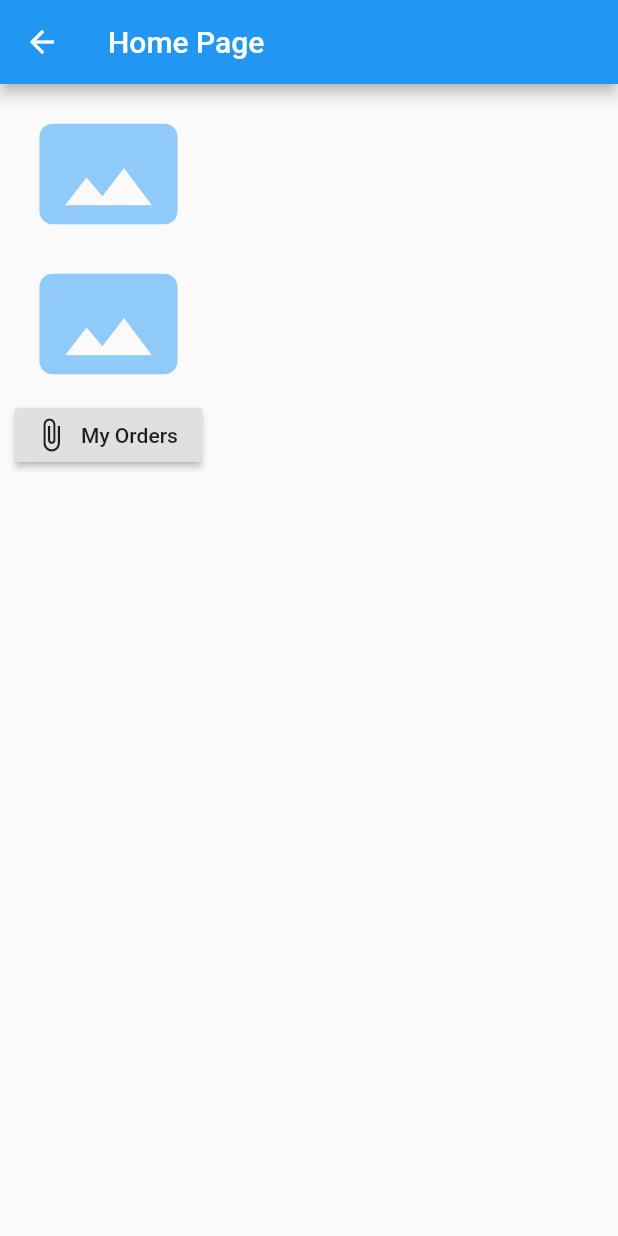
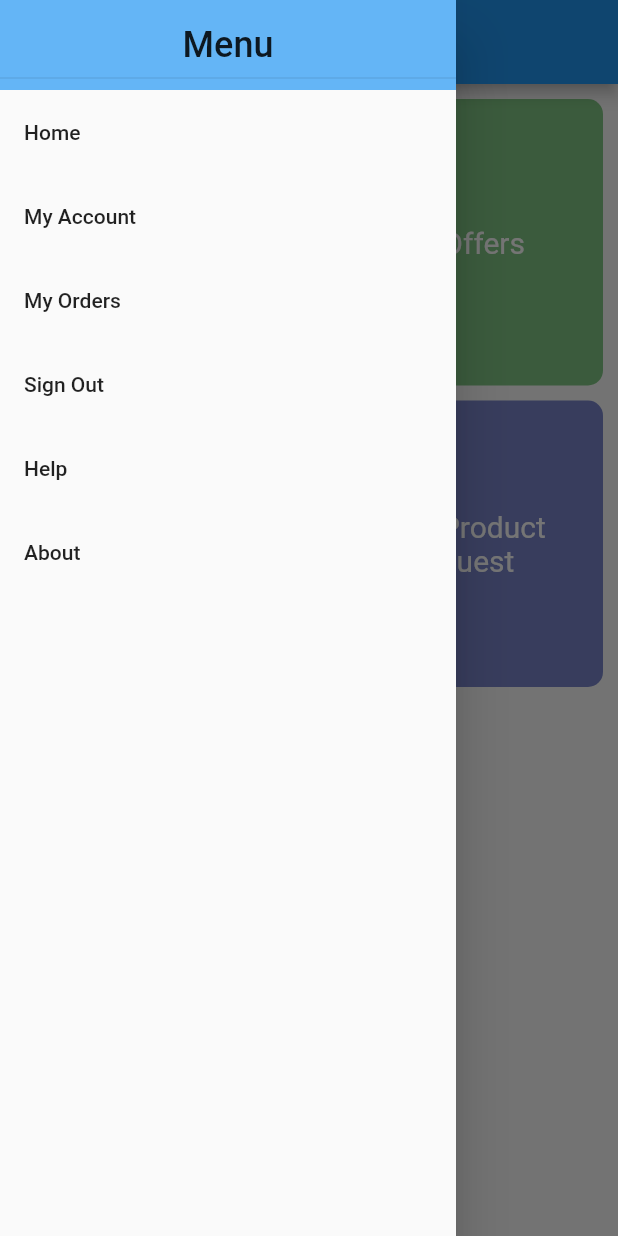
Before and after one commit to sameerss143/negoc8r_vendor, a Flutter app: the MyHomePage screen opened by its route, with the side drawer open (before the commit the screen has no drawer), on a phone screen of 412 x 824 dp. Run offline on Flutter 3.47's test engine with Material 2 defaults, Android fonts, the phone set to English and light mode, and no system bars; our stand-ins replace carousel_slider, cloud_firestore, firebase_auth, firebase_core, google_sign_in; accounts and stored records are empty.

Commit message:
added new UI pages
Pages added:
product catalog, product list, product page
New product request page/form
Inventory page
Modified home page

```diff
--- /dev/null
+++ b/lib/MyWidgets/AppDrawer.dart
@@ -0,0 +1,92 @@
+import 'package:flutter/material.dart';
+//import 'package:negoc8r_customer/Pages/Customer/AccountHome.dart';
+
+class AppDrawer extends StatelessWidget {
+  const AppDrawer({Key key}) : super(key: key);
+
+  @override
+  Widget build(BuildContext context) {
+    return Drawer(
+      child: ListView(
+        //padding: EdgeInsets.zero,
+        children: <Widget>[
+          Container(
+            color: Colors.blue[300],
+            height: 60.0,
+            child: DrawerHeader(
+              //padding: EdgeInsets.fromLTRB(10, 10, 2, 2),
+              //margin: EdgeInsets.fromLTRB(0, 0, 0, 0), //, top, right, bottom),
+              child: Text(
+                'Menu',
+                textAlign: TextAlign.center,
+                style: TextStyle(
+                  fontSize: 24.0,
+                ),
+              ),
+              //child: BackButton(),
+            ),
+          ),
+
+          //add Greeting, user first name, user thumbnail
+          ListTile(
+            title: Text('Home'),
+            onTap: () {
+              //open my account and close drawer
+              //Navigator.pop(context);
+              Navigator.popUntil(context, ModalRoute.withName('/'));
+              Navigator.pushNamed(context, '/myhomepage');
+/*               Navigator.push(
+                context,
+                MaterialPageRoute(
+                  builder: (context) => HomePage(),
+                ),
+              ); */
+            },
+          ),
+          ListTile(
+              title: Text('My Account'),
+              onTap: () {
+                //   Navigator.pop(context);
+                //   //open my account and close drawer
+                //   Navigator.push(
+                //     context,
+                //     MaterialPageRoute(
+                //       builder: (context) => CustomerAccountHome(),
+                //     ),
+                //   );
+              }),
+          ListTile(
+            title: Text('My Orders'),
+            onTap: () {
+              //open my orders
+              Navigator.pop(context);
+              Navigator.pushNamed(context, '/orderpage');
+            },
+          ),
+          ListTile(
+            title: Text('Sign Out'),
+            onTap: () {
+              //sign out of the app
+              Navigator.pop(context);
+              //signOutUser();
+            },
+          ),
+          ListTile(
+            title: Text('Help'),
+            onTap: () {
+              //open help page
+              Navigator.pop(context);
+            },
+          ),
+          ListTile(
+            title: Text('About'),
+            onTap: () {
+              //open About page
+              Navigator.pop(context);
+            },
+          )
+        ],
+      ),
+    );
+  }
+}
--- a/lib/Pages/HomePage.dart
+++ b/lib/Pages/HomePage.dart
@@ -1,4 +1,5 @@
 import 'package:flutter/material.dart';
+import 'package:negoc8r_vendor/MyWidgets/AppDrawer.dart';
 
 class MyHomePage extends StatefulWidget {
   MyHomePage({Key key}) : super(key: key);
@@ -11,26 +12,91 @@ class _MyHomePageState extends State<MyHomePage> {
   Widget build(BuildContext context) {
     return new Scaffold(
       appBar: new AppBar(
-        title: new Text('Home Page'),
+        title: new Text('NegoC8r Vendor App'),
       ),
-      body: new SingleChildScrollView(
-        scrollDirection: Axis.vertical,
-        padding: const EdgeInsets.all(10.0),
-        child: new Column(
-          mainAxisAlignment: MainAxisAlignment.spaceEvenly,
-          crossAxisAlignment: CrossAxisAlignment.center,
-          children: <Widget>[
-            new Icon(Icons.panorama, color: Colors.blue[200], size: 100.0),
-            new Icon(Icons.panorama, color: Colors.blue[200], size: 100.0),
-            RaisedButton.icon(
-              onPressed: () {
-                Navigator.pushNamed(context, '/myorderpage');
-              },
-              icon: Icon(Icons.attach_file),
-              label: Text('My Orders'),
+      drawer: AppDrawer(),
+      //add app drawer
+      //drawer: build(context),
+      body: new GridView.count(
+        padding: EdgeInsets.all(10.0),
+        crossAxisCount: 2,
+        crossAxisSpacing: 10.0,
+        mainAxisSpacing: 10.0,
+        children: <Widget>[
+          new InkWell(
+            onTap: () => Navigator.pushNamed(context, '/myorderpage'),
+            child: new Container(
+              decoration: new BoxDecoration(
+                color: Colors.blue[400],
+                borderRadius: BorderRadius.all(new Radius.circular(10.0)),
+              ),
+              alignment: Alignment(0, 0),
+              child: Text(
+                'My Orders',
+                style: TextStyle(
+                  fontSize: 20.0,
+                  color: Colors.white,
+                ),
+              ),
+              //color: Colors.blue[400],
             ),
-          ],
-        ),
+          ),
+          new InkWell(
+            onTap: () => Navigator.pushNamed(context, '/myofferpage'),
+            child: new Container(
+              decoration: new BoxDecoration(
+                color: Colors.green[300],
+                borderRadius: BorderRadius.all(new Radius.circular(10.0)),
+              ),
+              alignment: Alignment(0, 0),
+              child: Text(
+                'My Offers',
+                style: TextStyle(
+                  fontSize: 20.0,
+                  color: Colors.white,
+                ),
+              ),
+              //color: Colors.blue[400],
+            ),
+          ),
+          new InkWell(
+            onTap: () => Navigator.pushNamed(context, '/myinventorypage'),
+            child: new Container(
+              decoration: new BoxDecoration(
+                color: Colors.purple[300],
+                borderRadius: BorderRadius.all(new Radius.circular(10.0)),
+              ),
+              alignment: Alignment(0, 0),
+              child: Text(
+                'My Inventory',
+                style: TextStyle(
+                  fontSize: 20.0,
+                  color: Colors.white,
+                ),
+              ),
+              //color: Colors.blue[400],
+            ),
+          ),
+          new InkWell(
+            onTap: () => Navigator.pushNamed(context, '/newproductrequest'),
+            child: new Container(
+              decoration: new BoxDecoration(
+                color: Colors.indigo[300],
+                borderRadius: BorderRadius.all(new Radius.circular(10.0)),
+              ),
+              alignment: Alignment(0, 0),
+              child: Text(
+                'New Product Request',
+                textAlign: TextAlign.center,
+                style: TextStyle(
+                  fontSize: 20.0,
+                  color: Colors.white,
+                ),
+              ),
+              //color: Colors.blue[400],
+            ),
+          ),
+        ],
       ),
     );
   }
--- /dev/null
+++ b/lib/Pages/Offer/MyOffersPage.dart
@@ -0,0 +1,22 @@
+import 'package:flutter/cupertino.dart';
+import 'package:flutter/material.dart';
+
+class MyOffersPage extends StatefulWidget {
+  MyOffersPage({Key key}) : super(key: key);
+
+  @override
+  _MyOffersPageState createState() => _MyOffersPageState();
+}
+
+class _MyOffersPageState extends State<MyOffersPage> {
+  @override
+  Widget build(BuildContext context) {
+    return Scaffold(
+      appBar: new AppBar(
+        title: Text('My Offers'),
+      ),
+      //drawer: AppDrawer(),
+      body: Text('List of offers'),
+    );
+  }
+}
```
Also changed, not shown: lib/Pages/Inventory/MyInventory.dart (added, +22 -0 lines), lib/Pages/ProductCatalog/NewProductRequest.dart (added, +63 -0 lines), lib/Pages/ProductCatalog/ProductCatalog.dart (added, +153 -0 lines), lib/Pages/ProductCatalog/ProductListPage.dart (added, +75 -0 lines), lib/Pages/ProductCatalog/ProductPage.dart (added, +192 -0 lines), lib/main.dart (+12 -1 lines), pubspec.yaml (+9 -0 lines), pubspec.lock.
